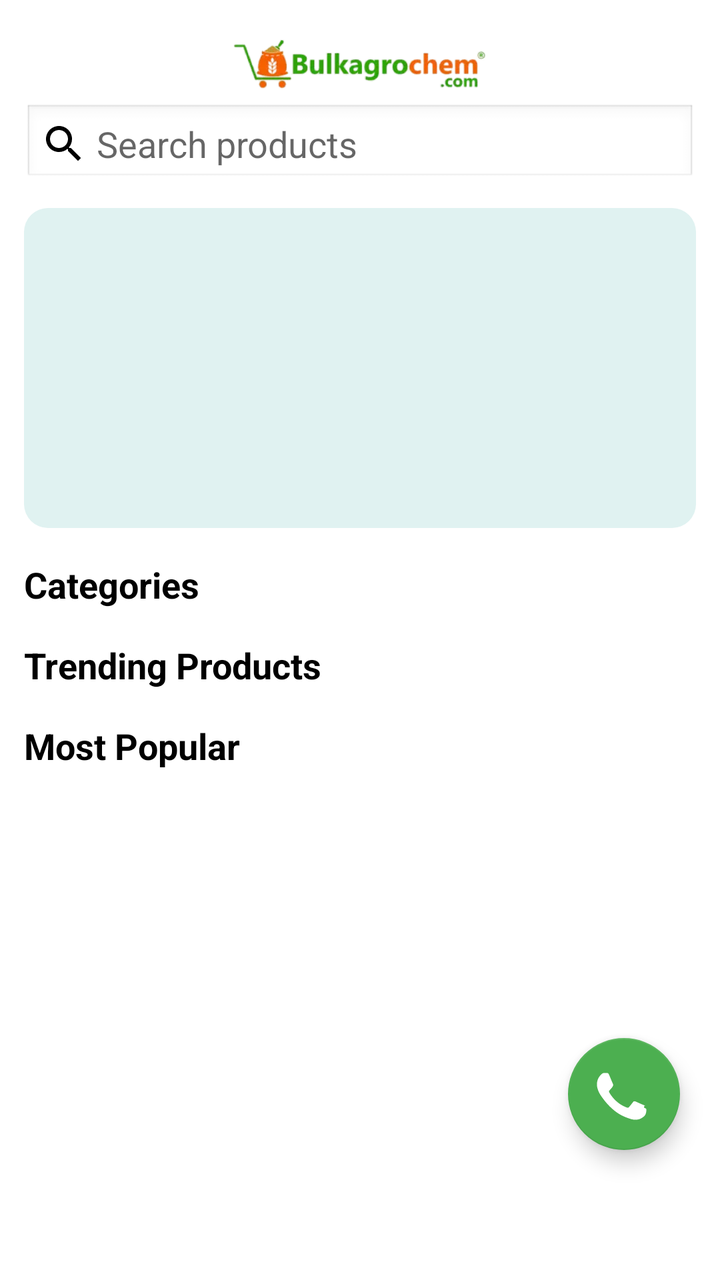
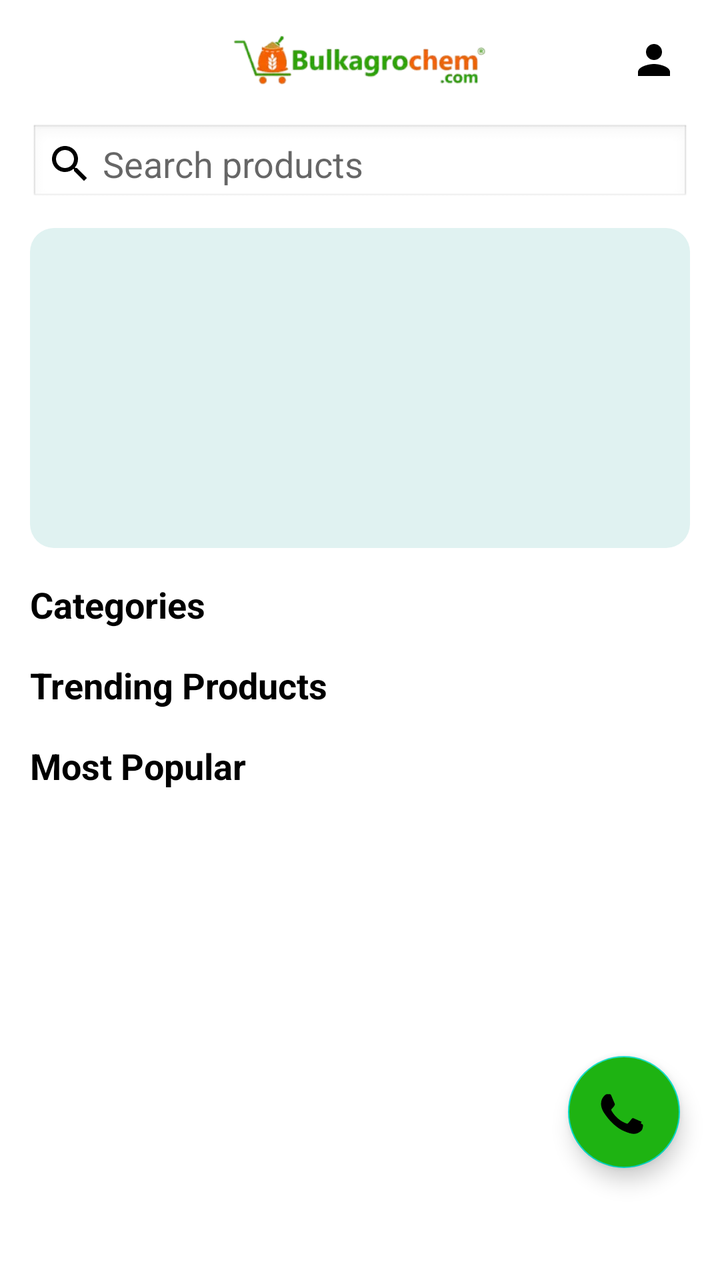

An Android layout rendered at two revisions. The XML below is the earlier revision; the diff shows what the commit changed to produce the second picture.
<!-- AndroidManifest.xml: application theme Theme.BulkAgrochem -->
<!-- res/layout/activity_main.xml -->
<?xml version="1.0" encoding="utf-8"?>
<androidx.coordinatorlayout.widget.CoordinatorLayout xmlns:android="http://schemas.android.com/apk/res/android"
    xmlns:app="http://schemas.android.com/apk/res-auto"
    xmlns:tools="http://schemas.android.com/tools"
    android:layout_width="match_parent"
    android:layout_height="match_parent"
    tools:context=".MainActivity">

    <androidx.core.widget.NestedScrollView
        android:id="@+id/main"
        android:layout_width="match_parent"
        android:layout_height="match_parent"
        android:background="#FFFFFF"
        android:fillViewport="true">

        <LinearLayout
            android:layout_width="match_parent"
            android:layout_height="wrap_content"
            android:orientation="vertical"
            android:padding="12dp">

            //========== Header =========//
            <LinearLayout
                android:layout_width="match_parent"
                android:layout_height="wrap_content"
                android:gravity="center_vertical"
                android:orientation="vertical">

                <ImageView
                    android:layout_width="200dp"
                    android:layout_height="40dp"
                    android:layout_gravity="center_horizontal"
                    android:contentDescription="Logo"
                    android:src="@drawable/logo_bulkagro" />

                <EditText
                    android:id="@+id/searchEditText"
                    android:layout_width="match_parent"
                    android:layout_height="40dp"
                    android:layout_weight="1"
                    android:background="@android:drawable/edit_text"
                    android:drawableStart="@drawable/ic_search"
                    android:hint=" Search products "
                    android:imeOptions="actionSearch"
                    android:inputType="text"
                    android:padding="8dp"
                    android:textColor="#000000" />
            </LinearLayout>

            <androidx.recyclerview.widget.RecyclerView
                android:id="@+id/rvSearchResults"
                android:layout_width="match_parent"
                android:layout_height="wrap_content"
                android:visibility="gone"
                app:layoutManager="androidx.recyclerview.widget.LinearLayoutManager" />

            
            //========== Banner ==========//
            <ImageView
                android:layout_width="match_parent"
                android:layout_height="160dp"
                android:layout_marginTop="12dp"
                android:contentDescription="Offer Banner"
                android:scaleType="centerCrop"
                android:src="@drawable/banner_placeholder" />

            //========= Categories ========//
            <TextView
                android:layout_width="wrap_content"
                android:layout_height="wrap_content"
                android:layout_marginTop="16dp"
                android:text="Categories"
                android:textColor="@color/black"
                android:textSize="18sp"
                android:textStyle="bold" />

            <androidx.recyclerview.widget.RecyclerView
                android:id="@+id/rvCategories"
                android:layout_width="match_parent"
                android:layout_height="wrap_content"
                android:orientation="horizontal"
                app:layoutManager="androidx.recyclerview.widget.LinearLayoutManager" />

            //========= Trending Products ========//
            <TextView
                android:layout_width="wrap_content"
                android:layout_height="wrap_content"
                android:layout_marginTop="16dp"
                android:text="Trending Products"
                android:textColor="@color/black"
                android:textSize="18sp"
                android:textStyle="bold" />

            <androidx.recyclerview.widget.RecyclerView
                android:id="@+id/rvTrending"
                android:layout_width="match_parent"
                android:layout_height="wrap_content"
                android:orientation="horizontal"
                app:layoutManager="androidx.recyclerview.widget.LinearLayoutManager" />

            //========= Most Popular Products ========//
            <TextView
                android:layout_width="wrap_content"
                android:layout_height="wrap_content"
                android:layout_marginTop="16dp"
                android:text="Most Popular"
                android:textColor="@color/black"
                android:textSize="18sp"
                android:textStyle="bold" />

            <androidx.recyclerview.widget.RecyclerView
                android:id="@+id/rvMostPopular"
                android:layout_width="match_parent"
                android:layout_height="wrap_content"
                android:orientation="horizontal"
                app:layoutManager="androidx.recyclerview.widget.LinearLayoutManager" />
        </LinearLayout>
    </androidx.core.widget.NestedScrollView>

    <com.google.android.material.floatingactionbutton.FloatingActionButton
        android:id="@+id/fabWhatsapp"
        android:layout_width="wrap_content"
        android:layout_height="wrap_content"
        android:layout_gravity="bottom|end"
        android:layout_marginBottom="65dp"
        android:layout_marginRight="20dp"
        app:maxImageSize="66dp"
        app:srcCompat="@drawable/ic_whatsapp"
        app:tint="@android:color/white"
        app:backgroundTint="@color/green" />

</androidx.coordinatorlayout.widget.CoordinatorLayout>
<!-- resources referenced by this layout -->
<resources>
  <color name="black">#FF000000</color>
  <color name="green">#4CAF50</color>
  <!-- drawable banner_placeholder (drawable) -->
  <shape xmlns:android="http://schemas.android.com/apk/res/android">
      <solid android:color="#E0F2F1"/>
      <corners android:radius="12dp"/>
  </shape>
  <!-- drawable ic_search (drawable) -->
  <vector xmlns:android="http://schemas.android.com/apk/res/android" 
      android:height="24dp" 
      android:tint="#000000" 
      android:viewportHeight="24" 
      android:viewportWidth="24" 
      android:width="24dp">
        
      <path android:fillColor="@android:color/white" 
            android:pathData="M15.5,14h-0.79l-0.28,-0.27C15.41,12.59 16,11.11 16,9.5 16,5.91 13.09,3 9.5,3S3,5.91 3,9.5 5.91,16 9.5,16c1.61,0 3.09,-0.59 4.23,-1.57l0.27,0.28v0.79l5,4.99L20.49,19l-4.99,-5zM9.5,14C7.01,14 5,11.99 5,9.5S7.01,5 9.5,5 14,7.01 14,9.5 11.99,14 9.5,14z"/>
      
  </vector>
  <!-- drawable ic_whatsapp (drawable) -->
  <?xml version="1.0" encoding="utf-8"?>
  <vector xmlns:android="http://schemas.android.com/apk/res/android"
      android:width="24dp"
      android:height="24dp"
      android:viewportWidth="24"
      android:viewportHeight="24">
  
      <path
          android:fillColor="@android:color/white"
          android:pathData="M15.91,14.12 C15.48,14.01 14.35,13.46 14.14,13.38 C13.93,13.3 13.78,13.26 13.63,13.48 C13.48,13.7 13.05,14.22 12.92,14.37 C12.79,14.52 12.66,14.54 12.43,14.43 C12.2,14.32 11.47,14.08 10.6,13.3 C9.92,12.7 9.46,11.96 9.33,11.73 C9.2,11.5 9.32,11.38 9.43,11.27 C9.53,11.17 9.66,11.01 9.77,10.88 C9.88,10.75 9.93,10.66 10,10.51 C10.07,10.36 10.03,10.23 9.97,10.12 C9.91,10.01 9.48,8.96 9.3,8.53 C9.13,8.12 8.95,8.17 8.82,8.17 L8.43,8.17 C8.28,8.17 8.05,8.23 7.85,8.45 C7.65,8.67 7.08,9.2 7.08,10.28 C7.08,11.36 7.87,12.41 7.98,12.55 C8.1,12.7 9.63,15.05 11.95,16.07 C12.5,16.31 12.93,16.45 13.27,16.56 C13.75,16.71 14.19,16.69 14.54,16.64 C14.93,16.58 15.75,16.15 15.92,15.68 C16.09,15.21 16.09,14.81 16.04,14.72 C15.99,14.63 15.86,14.58 15.63,14.47 L15.71,14.12 Z" />
  </vector>
  <!-- drawable logo_bulkagro: png bitmap (drawable, 29486 bytes) -->
  <style name="Theme.BulkAgrochem" parent="Base.Theme.BulkAgrochem" />
  <style name="Base.Theme.BulkAgrochem" parent="Theme.MaterialComponents.DayNight.NoActionBar">
          
          <item name="android:windowBackground">@color/app_background</item>
          <item name="colorSurface">@color/app_background</item>
      </style>
  <color name="app_background">#F5F5F5</color>
</resources>

<!-- the commit's change to res/layout/activity_main.xml (unified diff, before → after) -->
@@ -17,35 +17,44 @@
             android:layout_width="match_parent"
             android:layout_height="wrap_content"
             android:orientation="vertical"
-            android:padding="12dp">
+            android:paddingRight="15dp"
+            android:paddingLeft="15dp"
+            android:paddingTop="10dp"
+            >
 
-            //========== Header =========//
-            <LinearLayout
+            <RelativeLayout
                 android:layout_width="match_parent"
-                android:layout_height="wrap_content"
-                android:gravity="center_vertical"
-                android:orientation="vertical">
+                android:layout_height="wrap_content">
+
+                <ImageView
+                    android:id="@+id/ivProfile"
+                    android:layout_width="36dp"
+                    android:layout_height="36dp"
+                    android:src="@drawable/ic_profile"
+                    android:layout_alignParentEnd="true"
+                    android:layout_centerVertical="true"
+                    android:padding="6dp" />
 
                 <ImageView
                     android:layout_width="200dp"
                     android:layout_height="40dp"
-                    android:layout_gravity="center_horizontal"
-                    android:contentDescription="Logo"
+                    android:layout_centerInParent="true"
                     android:src="@drawable/logo_bulkagro" />
 
-                <EditText
-                    android:id="@+id/searchEditText"
-                    android:layout_width="match_parent"
-                    android:layout_height="40dp"
-                    android:layout_weight="1"
-                    android:background="@android:drawable/edit_text"
-                    android:drawableStart="@drawable/ic_search"
-                    android:hint=" Search products "
-                    android:imeOptions="actionSearch"
-                    android:inputType="text"
-                    android:padding="8dp"
-                    android:textColor="#000000" />
-            </LinearLayout>
+            </RelativeLayout>
+
+            <EditText
+                android:id="@+id/searchEditText"
+                android:layout_width="match_parent"
+                android:layout_height="40dp"
+                android:layout_marginTop="12dp"
+                android:background="@android:drawable/edit_text"
+                android:drawableStart="@drawable/ic_search"
+                android:hint=" Search products "
+                android:imeOptions="actionSearch"
+                android:inputType="text"
+                android:padding="8dp"
+                android:textColor="#000000" />
 
             <androidx.recyclerview.widget.RecyclerView
                 android:id="@+id/rvSearchResults"
@@ -55,7 +64,7 @@
                 app:layoutManager="androidx.recyclerview.widget.LinearLayoutManager" />
 
             
-            //========== Banner ==========//
+
             <ImageView
                 android:layout_width="match_parent"
                 android:layout_height="160dp"
@@ -64,7 +73,7 @@
                 android:scaleType="centerCrop"
                 android:src="@drawable/banner_placeholder" />
 
-            //========= Categories ========//
+
             <TextView
                 android:layout_width="wrap_content"
                 android:layout_height="wrap_content"
@@ -81,7 +90,7 @@
                 android:orientation="horizontal"
                 app:layoutManager="androidx.recyclerview.widget.LinearLayoutManager" />
 
-            //========= Trending Products ========//
+
             <TextView
                 android:layout_width="wrap_content"
                 android:layout_height="wrap_content"
@@ -98,7 +107,7 @@
                 android:orientation="horizontal"
                 app:layoutManager="androidx.recyclerview.widget.LinearLayoutManager" />
 
-            //========= Most Popular Products ========//
+
             <TextView
                 android:layout_width="wrap_content"
                 android:layout_height="wrap_content"
@@ -122,11 +131,10 @@
         android:layout_width="wrap_content"
         android:layout_height="wrap_content"
         android:layout_gravity="bottom|end"
-        android:layout_marginBottom="65dp"
+        android:layout_marginBottom="56dp"
         android:layout_marginRight="20dp"
-        app:maxImageSize="66dp"
-        app:srcCompat="@drawable/ic_whatsapp"
-        app:tint="@android:color/white"
-        app:backgroundTint="@color/green" />
+        android:backgroundTint="#1EB312"
+        app:maxImageSize="56dp"
+        app:srcCompat="@drawable/ic_whatsapp" />
 
 </androidx.coordinatorlayout.widget.CoordinatorLayout>
<!-- resource entries referenced after the edit -->
@@ -1,12 +1,23 @@
 <!-- resources referenced by this layout -->
 <resources>
   <color name="black">#FF000000</color>
-  <color name="green">#4CAF50</color>
   <!-- drawable banner_placeholder (drawable) -->
   <shape xmlns:android="http://schemas.android.com/apk/res/android">
       <solid android:color="#E0F2F1"/>
       <corners android:radius="12dp"/>
   </shape>
+  <!-- drawable ic_profile (drawable) -->
+  <?xml version="1.0" encoding="utf-8"?>
+  <vector xmlns:android="http://schemas.android.com/apk/res/android"
+      android:width="24dp"
+      android:height="24dp"
+      android:viewportWidth="24"
+      android:viewportHeight="24">
+  
+      <path
+          android:fillColor="@android:color/black"
+          android:pathData="M12,12c2.21,0 4,-1.79 4,-4s-1.79,-4 -4,-4 -4,1.79 -4,4 1.79,4 4,4zM12,14c-2.67,0 -8,1.34 -8,4v2h16v-2c0,-2.66 -5.33,-4 -8,-4z" />
+  </vector>
   <!-- drawable ic_search (drawable) -->
   <vector xmlns:android="http://schemas.android.com/apk/res/android" 
       android:height="24dp" 
